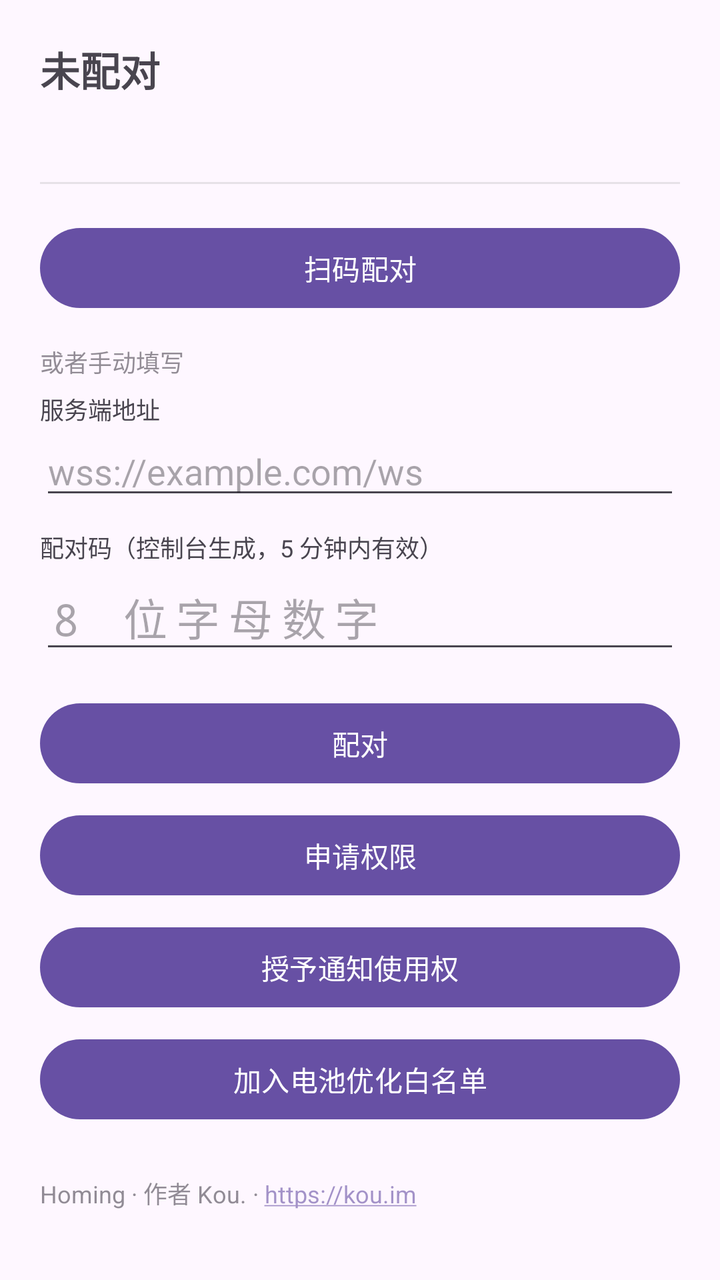
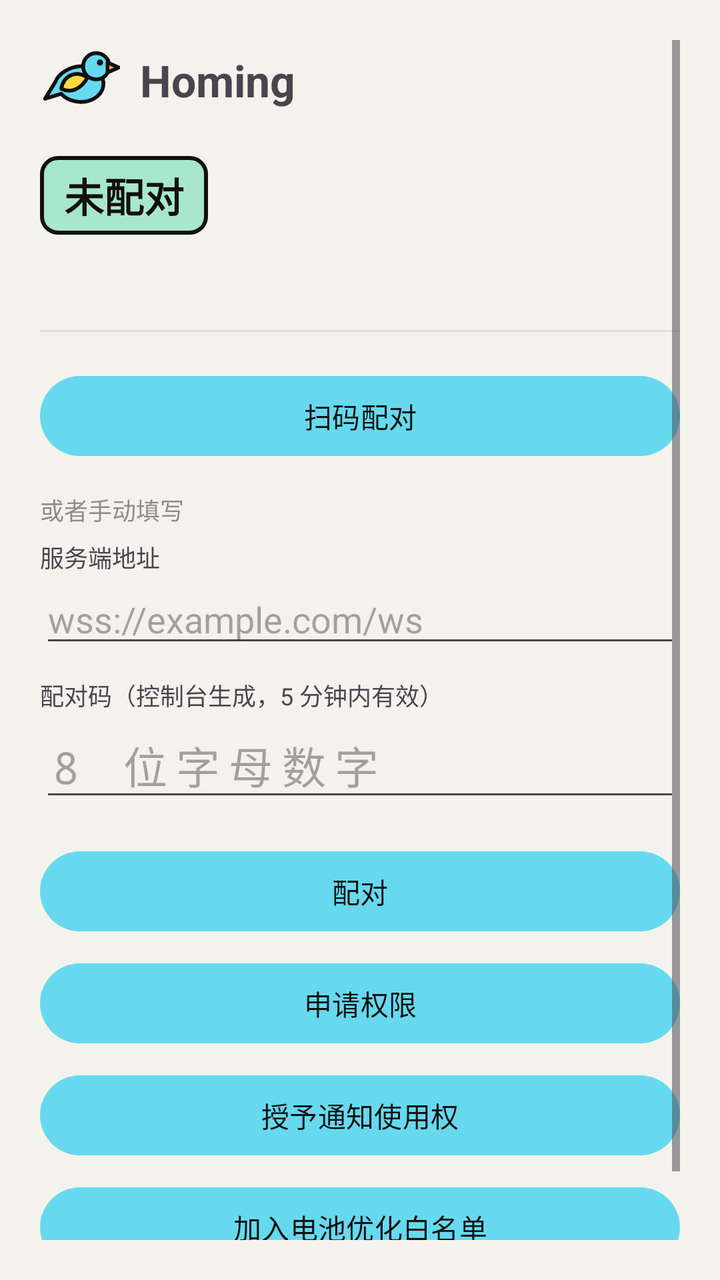

Screens rendered from an Android XML layout before and after an edit, with the pre-edit source and the edit as a unified diff.
<!-- AndroidManifest.xml: application theme Theme.Agent -->
<!-- res/layout/activity_main.xml -->
<?xml version="1.0" encoding="utf-8"?>
<ScrollView xmlns:android="http://schemas.android.com/apk/res/android"
    android:layout_width="match_parent" android:layout_height="match_parent"
    android:padding="20dp">

    <LinearLayout
        android:layout_width="match_parent" android:layout_height="wrap_content"
        android:orientation="vertical">

        <TextView android:id="@+id/statusText"
            android:layout_width="match_parent" android:layout_height="wrap_content"
            android:textSize="20sp" android:textStyle="bold"
            android:paddingBottom="6dp" android:text="未配对" />

        <TextView android:id="@+id/detailText"
            android:layout_width="match_parent" android:layout_height="wrap_content"
            android:textSize="13sp" android:paddingBottom="18dp"
            android:fontFamily="monospace" android:text="" />

        <View android:layout_width="match_parent" android:layout_height="1dp"
            android:background="#33888888" android:layout_marginBottom="18dp" />

        <LinearLayout android:id="@+id/pairingBox"
            android:layout_width="match_parent" android:layout_height="wrap_content"
            android:orientation="vertical">

            <Button android:id="@+id/scanButton"
                android:layout_width="match_parent" android:layout_height="wrap_content"
                android:layout_marginBottom="14dp" android:text="扫码配对" />

            <TextView android:layout_width="wrap_content" android:layout_height="wrap_content"
                android:text="或者手动填写" android:textSize="12sp"
                android:paddingBottom="6dp" android:alpha="0.6" />

            <TextView android:layout_width="wrap_content" android:layout_height="wrap_content"
                android:text="服务端地址" android:textSize="12sp" />
            <EditText android:id="@+id/urlInput"
                android:layout_width="match_parent" android:layout_height="wrap_content"
                android:hint="wss://example.com/ws" android:inputType="textUri"
                android:autofillHints="" />

            <TextView android:layout_width="wrap_content" android:layout_height="wrap_content"
                android:text="配对码（控制台生成，5 分钟内有效）"
                android:textSize="12sp" android:paddingTop="10dp" />
            <EditText android:id="@+id/codeInput"
                android:layout_width="match_parent" android:layout_height="wrap_content"
                android:hint="8 位字母数字" android:inputType="textCapCharacters"
                android:maxLength="8" android:textSize="22sp"
                android:fontFamily="monospace" android:letterSpacing="0.2"
                android:autofillHints="" />

            <Button android:id="@+id/pairButton"
                android:layout_width="match_parent" android:layout_height="wrap_content"
                android:layout_marginTop="16dp" android:text="配对" />
        </LinearLayout>

        <Button android:id="@+id/unpairButton"
            android:layout_width="match_parent" android:layout_height="wrap_content"
            android:layout_marginTop="8dp" android:text="解除配对"
            android:visibility="gone" />

        <Button android:id="@+id/permButton"
            android:layout_width="match_parent" android:layout_height="wrap_content"
            android:layout_marginTop="8dp" android:text="申请权限" />

        <Button android:id="@+id/notifyButton"
            android:layout_width="match_parent" android:layout_height="wrap_content"
            android:layout_marginTop="8dp" android:text="授予通知使用权" />

        <Button android:id="@+id/batteryButton"
            android:layout_width="match_parent" android:layout_height="wrap_content"
            android:layout_marginTop="8dp" android:text="加入电池优化白名单" />

        
        <TextView android:id="@+id/aboutText"
            android:layout_width="match_parent" android:layout_height="wrap_content"
            android:layout_marginTop="24dp" android:textSize="12sp"
            android:alpha="0.6" android:autoLink="web"
            android:text="@string/about_line" />

    </LinearLayout>
</ScrollView>
<!-- resources referenced by this layout -->
<resources>
  <string name="about_line">Homing · 作者 Kou. · https://kou.im</string>
  <style name="Theme.Agent" parent="Theme.Material3.DayNight.NoActionBar" />
</resources>

<!-- the commit's change to res/layout/activity_main.xml (unified diff, before → after) -->
@@ -7,10 +7,33 @@
         android:layout_width="match_parent" android:layout_height="wrap_content"
         android:orientation="vertical">
 
+        
+        <LinearLayout
+            android:layout_width="match_parent" android:layout_height="wrap_content"
+            android:orientation="horizontal" android:gravity="center_vertical"
+            android:paddingBottom="18dp">
+
+            <ImageView
+                android:layout_width="40dp" android:layout_height="40dp"
+                android:src="@drawable/logo"
+                android:importantForAccessibility="no" />
+
+            <TextView
+                android:layout_width="wrap_content" android:layout_height="wrap_content"
+                android:layout_marginStart="10dp"
+                android:text="@string/app_name"
+                android:textSize="22sp" android:textStyle="bold" />
+        </LinearLayout>
+
+        
         <TextView android:id="@+id/statusText"
-            android:layout_width="match_parent" android:layout_height="wrap_content"
+            android:layout_width="wrap_content" android:layout_height="wrap_content"
             android:textSize="20sp" android:textStyle="bold"
-            android:paddingBottom="6dp" android:text="未配对" />
+            android:textColor="@color/brand_ink"
+            android:background="@drawable/status_chip"
+            android:paddingStart="12dp" android:paddingEnd="12dp"
+            android:paddingTop="5dp" android:paddingBottom="5dp"
+            android:layout_marginBottom="12dp" android:text="未配对" />
 
         <TextView android:id="@+id/detailText"
             android:layout_width="match_parent" android:layout_height="wrap_content"
<!-- resource entries referenced after the edit -->
@@ -1,6 +1,58 @@
 <!-- resources referenced by this layout -->
 <resources>
-  <string name="about_line">Homing · 作者 Kou. · https://kou.im</string>
-  <style name="Theme.Agent" parent="Theme.Material3.DayNight.NoActionBar" />
+  <color name="brand_ink">#12100E</color>
+  <!-- drawable logo (drawable) -->
+  <?xml version="1.0" encoding="utf-8"?>
+  <vector xmlns:android="http://schemas.android.com/apk/res/android"
+      android:width="64dp" android:height="64dp"
+      android:viewportWidth="64" android:viewportHeight="64">
+      
+      <path android:fillColor="#66D9EF" android:strokeColor="#12100E" android:strokeWidth="3"
+            android:strokeLineJoin="round" android:strokeLineCap="round"
+            android:pathData="M47,27 C53,32 52,42 43,47 C34,52 22,49 17,43 L4,47 L12,34 C15,26 25,21 33,21 C40,21 45,23 47,27 Z"/>
+      
+      <path android:fillColor="#FFD93D" android:strokeColor="#12100E" android:strokeWidth="3"
+            android:strokeLineJoin="round" android:strokeLineCap="round"
+            android:pathData="M17,39 C19,28 29,24 38,30 C33,39 25,43 17,39 Z"/>
+      
+      <path android:fillColor="#66D9EF" android:strokeColor="#12100E" android:strokeWidth="3"
+            android:strokeLineJoin="round"
+            android:pathData="M45,10.5 a10.5,10.5 0 1,0 0,21.0 a10.5,10.5 0 1,0 0,-21.0 Z"/>
+      
+      <path android:fillColor="#FFA552" android:strokeColor="#12100E" android:strokeWidth="3"
+            android:strokeLineJoin="round" android:strokeLineCap="round"
+            android:pathData="M54,18 L63,22 L54,26 Z"/>
+      
+      <path android:fillColor="#12100E"
+            android:pathData="M48,15.5 a2.5,2.5 0 1,0 0,5.0 a2.5,2.5 0 1,0 0,-5.0 Z"/>
+  </vector>
+  <!-- drawable status_chip (drawable) -->
+  <?xml version="1.0" encoding="utf-8"?>
+  <shape xmlns:android="http://schemas.android.com/apk/res/android" android:shape="rectangle">
+      <corners android:radius="8dp" />
+      <stroke android:width="2dp" android:color="@color/brand_ink" />
+      <solid android:color="@color/brand_mint" />
+  </shape>
+  <string name="about_line">作者 Kou. · https://kou.im</string>
+  <string name="app_name">Homing</string>
+  <style name="Theme.Agent" parent="Theme.Material3.DayNight.NoActionBar">
+          
+          <item name="colorPrimary">@color/brand_cyan</item>
+          <item name="colorOnPrimary">@color/brand_ink</item>
+          <item name="colorSecondary">@color/brand_yellow</item>
+          <item name="colorOnSecondary">@color/brand_ink</item>
+  
+          
+          
+          <item name="android:colorBackground">@color/brand_bg</item>
+          <item name="android:windowBackground">@color/brand_bg</item>
+  
+          <item name="android:statusBarColor">?android:attr/colorBackground</item>
+          <item name="android:windowLightStatusBar">true</item>
+      </style>
+  <color name="brand_mint">#A8E6CF</color>
+  <color name="brand_cyan">#66D9EF</color>
+  <color name="brand_yellow">#FFD93D</color>
+  <color name="brand_bg">#F4F2EC</color>
 </resources>
 
